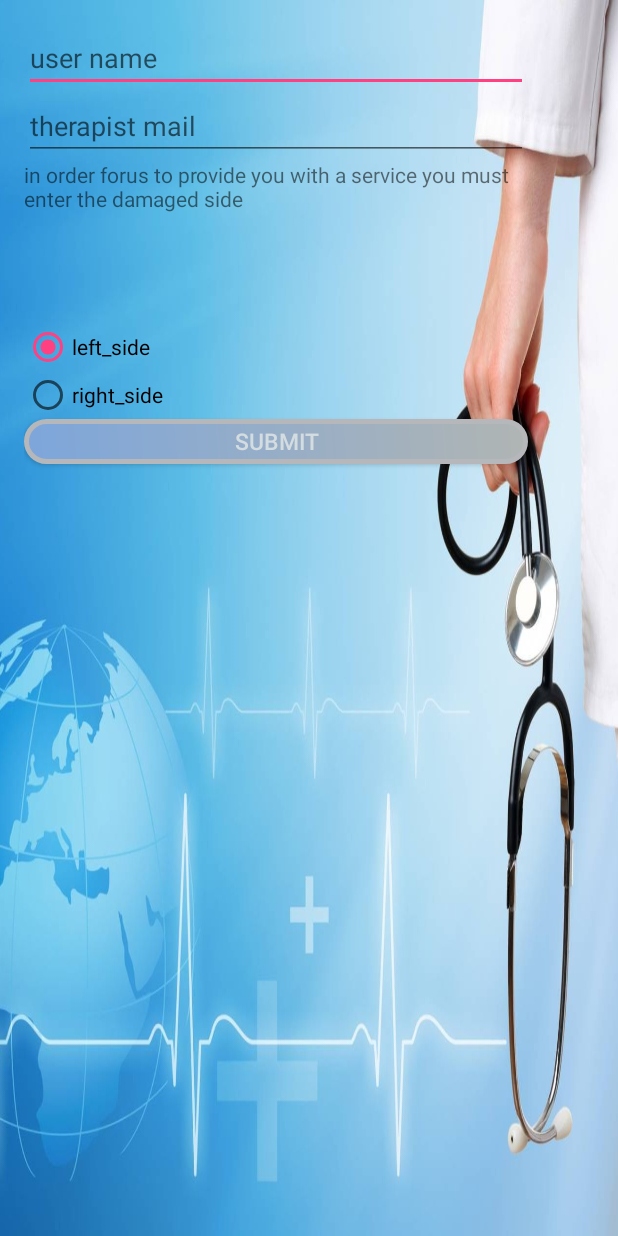
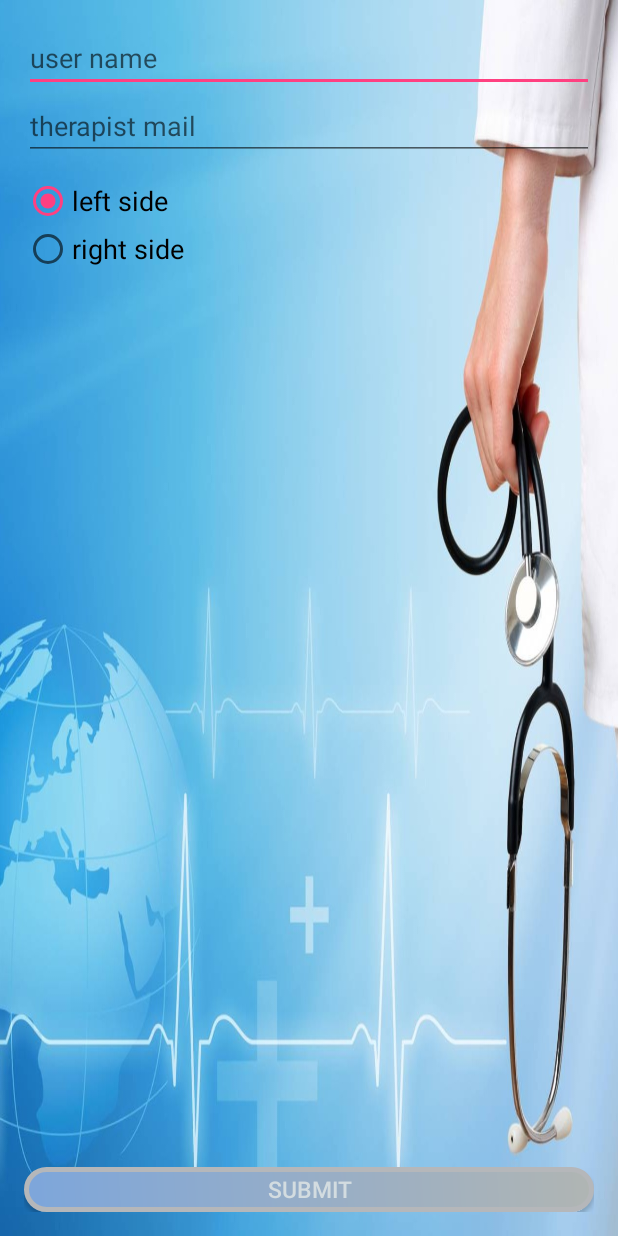
Before and after one commit to OBenzer/PhysoTrack, an Android app: the PersonalDetails screen opened directly, with no data from a screen before it, on a phone screen of 412 x 824 dp. Run offline under Robolectric (Android 15) with nearby library versions, the phone set to English and light mode, and no system bars.

Commit message:
changes in personal details changes in previous analysis Solved spelling warnings in "Strings"

```diff
--- a/app/src/main/java/edu/sce/tom/physotrack/DataBase/DatabaseHelper.java
+++ b/app/src/main/java/edu/sce/tom/physotrack/DataBase/DatabaseHelper.java
@@ -6,10 +6,6 @@ import android.database.sqlite.SQLiteDatabase;
 import android.database.sqlite.SQLiteOpenHelper;
 
 import edu.sce.tom.physotrack.Algorithm.LandmarksAnalyzer;
-
-/**
- * Created by yotamc on 04-Apr-17.
- */
 
 
 public class DatabaseHelper extends SQLiteOpenHelper {
--- a/app/src/main/java/edu/sce/tom/physotrack/NewSession.java
+++ b/app/src/main/java/edu/sce/tom/physotrack/NewSession.java
@@ -114,5 +114,4 @@ public class NewSession extends AppCompatActivity {
         startActivity(i);
     }
 
-
 }
--- a/app/src/main/res/layout/activity_main.xml
+++ b/app/src/main/res/layout/activity_main.xml
@@ -53,7 +53,8 @@
             android:shadowRadius="0"
             android:text="@string/personal_detail_button"
             android:textColor="#D3DCE0"
-            android:textSize="15sp" />
+            android:textSize="15sp"
+            />
 
         <Space
             android:layout_width="match_parent"
--- a/app/src/main/res/layout/activity_new_photo.xml
+++ b/app/src/main/res/layout/activity_new_photo.xml
@@ -26,7 +26,7 @@
             android:shadowDx="-0"
             android:shadowDy="0"
             android:shadowRadius="0"
-            android:text="@string/photo_guide_butoon"
+            android:text="@string/photo_guide_button"
             android:textColor="#D3DCE0"
             android:textSize="15sp" />
 
@@ -61,7 +61,7 @@
             android:shadowDx="-0"
             android:shadowDy="0"
             android:shadowRadius="0"
-            android:text="@string/new_session_butoon"
+            android:text="@string/new_session_button"
             android:textColor="#D3DCE0"
             android:textSize="15sp" />
 
--- a/app/src/main/res/layout/activity_personal_details.xml
+++ b/app/src/main/res/layout/activity_personal_details.xml
@@ -1,23 +1,13 @@
 <?xml version="1.0" encoding="utf-8"?>
-<android.support.constraint.ConstraintLayout xmlns:android="http://schemas.android.com/apk/res/android"
-    xmlns:tools="http://schemas.android.com/tools"
+<RelativeLayout
     android:layout_width="match_parent"
     android:layout_height="match_parent"
+    xmlns:android="http://schemas.android.com/apk/res/android"
     android:background="@drawable/background"
     android:paddingBottom="@dimen/activity_vertical_margin"
     android:paddingLeft="@dimen/activity_horizontal_margin"
     android:paddingRight="@dimen/activity_horizontal_margin"
     android:paddingTop="@dimen/activity_vertical_margin"
-   >
-
-    <LinearLayout
-        android:layout_width="336dp"
-        android:layout_height="463dp"
-        android:orientation="vertical"
-        tools:layout_editor_absoluteY="8dp"
-        tools:layout_editor_absoluteX="8dp"
-        android:weightSum="1"
-        tools:ignore="MissingConstraints"
     android:layoutDirection="ltr">
 
     <EditText
@@ -25,31 +15,28 @@
         android:layout_width="match_parent"
         android:layout_height="wrap_content"
         android:ems="10"
-            android:inputType="textPersonName"
-            android:hint="@string/insert_user_name" />
+        android:hint="@string/insert_user_name"
+        android:inputType="textPersonName" />
 
     <EditText
         android:id="@+id/txt_therapist_mail"
         android:layout_width="match_parent"
         android:layout_height="wrap_content"
         android:ems="10"
+        android:hint="@string/insert_therapist_mail"
         android:inputType="textEmailAddress"
-            android:hint="@string/insert_therapist_mail" />
-
-        <TextView
-            android:id="@+id/txt_side_select"
-            android:layout_width="match_parent"
-            android:layout_height="0dp"
-            android:ems="10"
-            android:text="@string/PersonalDetailsExplainText"
-            android:layout_weight="0.39" />
+        android:layout_below="@+id/txt_username"
+        android:layout_alignParentStart="true" />
 
     <RadioGroup
         android:id="@+id/radioSide"
         android:layout_width="wrap_content"
         android:layout_height="wrap_content"
         android:layout_gravity="start"
-            android:gravity="start">
+        android:gravity="start"
+        android:layout_below="@+id/txt_therapist_mail"
+        android:layout_alignParentStart="true"
+        android:layout_marginTop="11dp">
 
 
         <RadioButton
@@ -58,22 +45,23 @@
             android:layout_height="wrap_content"
             android:checked="true"
             android:text="@string/left_side_radio_button"
-                />
+            android:textSize="18sp"/>
 
         <RadioButton
             android:id="@+id/radio_right"
             android:layout_width="match_parent"
             android:layout_height="wrap_content"
             android:text="@string/right_side_radio_button"
-                />
+            android:textSize="18sp"/>
 
     </RadioGroup>
-
 
     <Button
         android:id="@+id/btn_PD_submit"
         android:layout_width="match_parent"
         android:layout_height="30dp"
+        android:layout_alignParentBottom="true"
+        android:layout_centerHorizontal="true"
         android:background="@drawable/buttonshape"
         android:onClick="SubmitClicked"
         android:shadowColor="#2328A8"
@@ -84,5 +72,4 @@
         android:textColor="#D3DCE0"
         android:textSize="15sp" />
 
-    </LinearLayout>
-</android.support.constraint.ConstraintLayout>
+</RelativeLayout>
--- a/app/src/main/res/values/strings.xml
+++ b/app/src/main/res/values/strings.xml
@@ -9,15 +9,14 @@
     <string name="previous_analysis_button">Previous analysis</string>
     <string name="medical_information_button">medical information</string>
     <string name="personal_detail_button">personal detail</string>
-    <string name="new_session_butoon">new session</string>
-    <string name="photo_guide_butoon">photo guide</string>
+    <string name="new_session_button">new session</string>
+    <string name="photo_guide_button">photo guide</string>
     <string name="session_analysis_button">session analysis</string>
     <string name="insert_therapist_mail">therapist mail</string>
     <string name="insert_user_name">user name</string>
-    <string name="left_side_radio_button">left_side</string>
-    <string name="right_side_radio_button">right_side</string>
+    <string name="left_side_radio_button">left side</string>
+    <string name="right_side_radio_button">right side</string>
     <string name="submit_Personal_Details">submit</string>
-    <string name="PersonalDetailsExplainText">in order forus to provide you with a service you must enter the damaged side</string>
     <string name="medical_info_text">Bells palsy is a type of facial paralysis that results in an inability to control the facial muscles on the affected side. Symptoms can vary from mild to severe. They may include muscle twitching, weakness, or total loss of the ability to move one or rarely both sides of the face. Other symptoms include drooping of the eyelid, a change in taste, pain around the ear, and increased sensitivity to sound. Typically symptoms come on over 48 hours.</string>
     <string name="New_Session_kiss_btn">kiss</string>
     <string name="New_session_smile_btn">smile</string>
--- a/app/src/main/res/values/styles.xml
+++ b/app/src/main/res/values/styles.xml
@@ -12,7 +12,7 @@
     </style>
     <style name="AppTheme.NoActionBar">
         <item name="windowActionBar">false</item>
-        <item name="windowNoTitle">true</item>
+        <item name="windowNoTitle">false</item>
     </style>
 
     <style name="AppTheme.AppBarOverlay" parent="ThemeOverlay.AppCompat.Dark.ActionBar" />
```
Also changed, not shown: app/src/main/java/edu/sce/tom/physotrack/PersonalDetails.java (+4 -4 lines), app/src/main/res/layout/activity_previous_analysis.xml (+7 -3 lines), app/src/main/res/values-v21/styles.xml (line endings or trailing spaces). Lines whose indentation alone changed are shown as unchanged.
